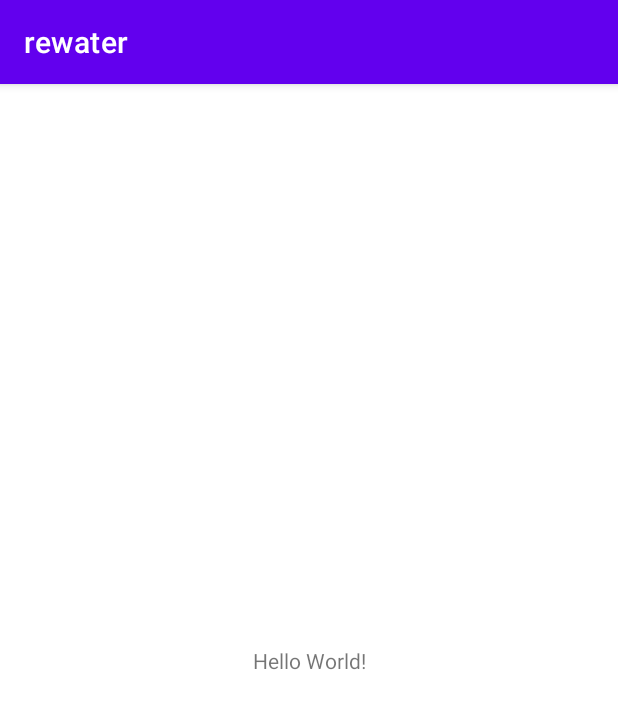
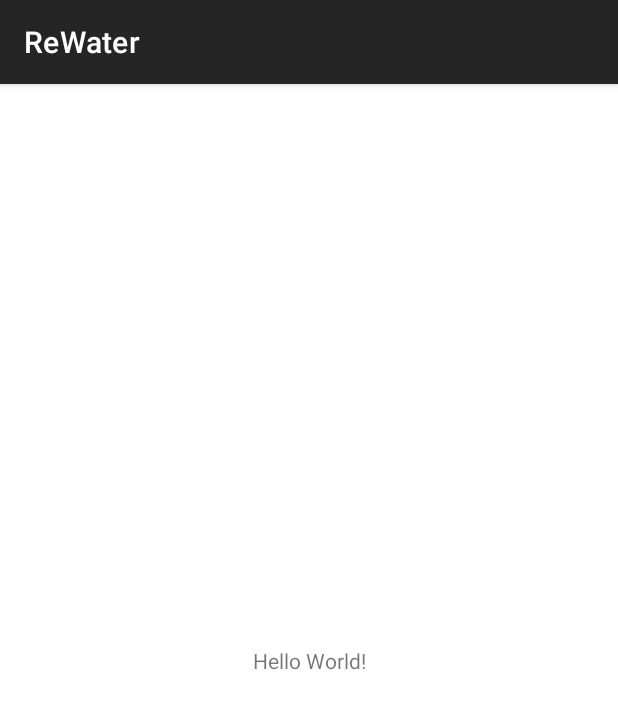
Before and after one commit to MrBattary/ReWater, an Android app: the screen it shows after launch (MainActivity), on a phone screen of 412 x 824 dp. Shown: the top 709 px of the screen. Run offline under Robolectric (Android 15) with nearby library versions, the phone set to English and light mode, and no system bars.

Commit message:
#2 Added colors palette and slightly changed day and night themes

```diff
--- a/app/src/main/res/values-night/themes.xml
+++ b/app/src/main/res/values-night/themes.xml
@@ -2,15 +2,10 @@
     <!-- Base application theme. -->
     <style name="Theme.Rewater" parent="Theme.MaterialComponents.DayNight.DarkActionBar">
         <!-- Primary brand color. -->
-        <item name="colorPrimary">@color/purple_200</item>
-        <item name="colorPrimaryVariant">@color/purple_700</item>
-        <item name="colorOnPrimary">@color/black</item>
+        <item name="colorPrimary">@color/background_primary</item>
         <!-- Secondary brand color. -->
-        <item name="colorSecondary">@color/teal_200</item>
-        <item name="colorSecondaryVariant">@color/teal_200</item>
-        <item name="colorOnSecondary">@color/black</item>
+        <item name="colorPrimaryDark">@color/text_primary</item>
         <!-- Status bar color. -->
-        <item name="android:statusBarColor" tools:targetApi="l">?attr/colorPrimaryVariant</item>
-        <!-- Customize your theme here. -->
+        <item name="colorAccent">@color/background_secondary</item>
     </style>
 </resources>
--- a/app/src/main/res/values/colors.xml
+++ b/app/src/main/res/values/colors.xml
@@ -1,10 +1,11 @@
 <?xml version="1.0" encoding="utf-8"?>
 <resources>
-    <color name="purple_200">#FFBB86FC</color>
-    <color name="purple_500">#FF6200EE</color>
-    <color name="purple_700">#FF3700B3</color>
-    <color name="teal_200">#FF03DAC5</color>
-    <color name="teal_700">#FF018786</color>
-    <color name="black">#FF000000</color>
-    <color name="white">#FFFFFFFF</color>
+    <color name="text_primary">#e0e0e0</color>
+    <color name="text_secondary">#b5b5b5</color>
+    <color name="background_primary">#252525</color>
+    <color name="background_secondary">#353535</color>
+    <color name="background_tertiary">#454545</color>
+    <color name="positive_color">#20c04d</color>
+    <color name="warning_color">#f3dc06</color>
+    <color name="negative_color">#fb0505</color>
 </resources>
--- a/app/src/main/res/values/strings.xml
+++ b/app/src/main/res/values/strings.xml
@@ -1,3 +1,3 @@
 <resources>
-    <string name="app_name">rewater</string>
+    <string name="app_name">ReWater</string>
 </resources>
--- a/app/src/main/res/values/themes.xml
+++ b/app/src/main/res/values/themes.xml
@@ -2,15 +2,10 @@
     <!-- Base application theme. -->
     <style name="Theme.Rewater" parent="Theme.MaterialComponents.DayNight.DarkActionBar">
         <!-- Primary brand color. -->
-        <item name="colorPrimary">@color/purple_500</item>
-        <item name="colorPrimaryVariant">@color/purple_700</item>
-        <item name="colorOnPrimary">@color/white</item>
+        <item name="colorPrimary">@color/background_primary</item>
         <!-- Secondary brand color. -->
-        <item name="colorSecondary">@color/teal_200</item>
-        <item name="colorSecondaryVariant">@color/teal_700</item>
-        <item name="colorOnSecondary">@color/black</item>
+        <item name="colorPrimaryDark">@color/text_primary</item>
         <!-- Status bar color. -->
-        <item name="android:statusBarColor" tools:targetApi="l">?attr/colorPrimaryVariant</item>
-        <!-- Customize your theme here. -->
+        <item name="colorAccent">@color/background_secondary</item>
     </style>
 </resources>
```
